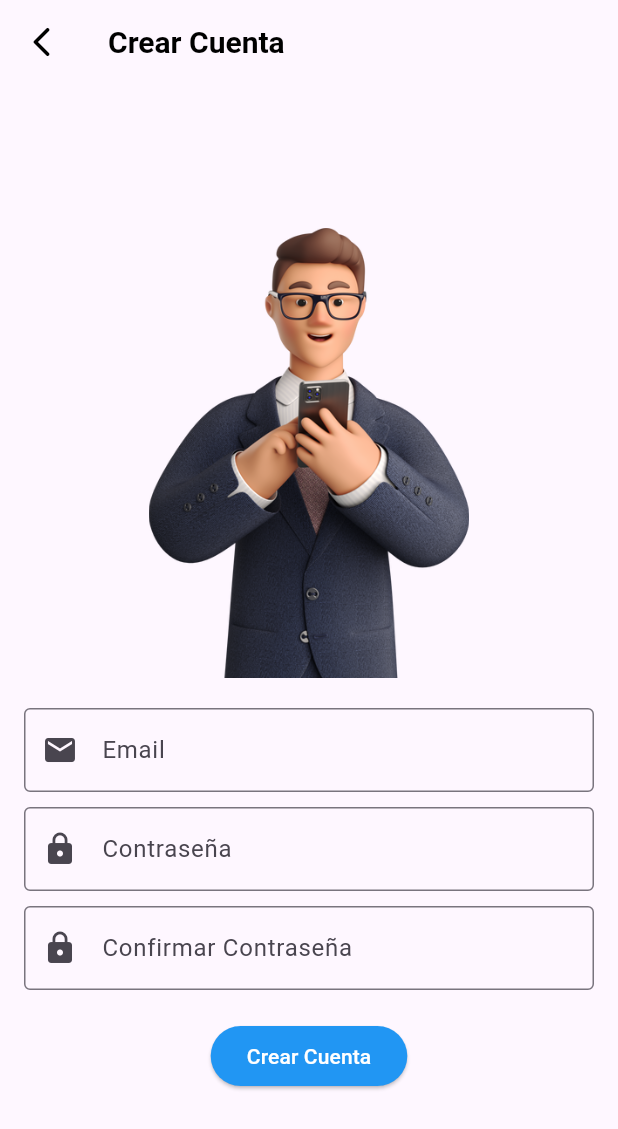
After one commit to AlbertoGorgonio/tecnovigilancia, a Flutter app: the CreatePage screen opened directly, on a phone screen of 412 x 824 dp. The commit adds this screen. Shown: the top 1129 px of the screen. Run offline on Flutter 3.47's test engine with Material 3 defaults, Android fonts, the phone set to English and light mode, and no system bars; our stand-ins replace firebase_auth, firebase_core, firebase_storage, image_picker; accounts and stored records are empty; statements that could not run were skipped.

Commit message:
ajustes 22/05/2024

```diff
--- /dev/null
+++ b/lib/create.dart
@@ -0,0 +1,120 @@
+import 'package:firebase_auth/firebase_auth.dart';
+import 'package:flutter/material.dart';
+
+class CreatePage extends StatefulWidget {
+  @override
+  _CreatePageState createState() => _CreatePageState();
+}
+
+class _CreatePageState extends State<CreatePage> {
+  final TextEditingController _emailController = TextEditingController();
+  final TextEditingController _passwordController = TextEditingController();
+  final TextEditingController _confirmPasswordController = TextEditingController();
+  final FirebaseAuth _auth = FirebaseAuth.instance;
+
+  Future<void> _createAccount() async {
+    if (_passwordController.text.trim() != _confirmPasswordController.text.trim()) {
+      ScaffoldMessenger.of(context).showSnackBar(
+        SnackBar(content: Text('Las contraseñas no coinciden.')),
+      );
+      return;
+    }
+
+    try {
+      UserCredential userCredential = await _auth.createUserWithEmailAndPassword(
+        email: _emailController.text.trim(),
+        password: _passwordController.text.trim(),
+      );
+      if (userCredential.user != null) {
+        ScaffoldMessenger.of(context).showSnackBar(
+          SnackBar(content: Text('Cuenta creada exitosamente.')),
+        );
+        Navigator.pop(context);
+      }
+    } catch (e) {
+      print('Error al crear la cuenta: $e');
+      ScaffoldMessenger.of(context).showSnackBar(
+        SnackBar(content: Text('Error al crear la cuenta.')),
+      );
+    }
+  }
+
+  @override
+  Widget build(BuildContext context) {
+    return Scaffold(
+      appBar: AppBar(
+        leading: IconButton(
+          icon: Icon(Icons.arrow_back_ios_rounded, color: Colors.black),
+          onPressed: () {
+            Navigator.pop(context);
+          },
+        ),
+        title: Text(
+          'Crear Cuenta',
+          style: TextStyle(
+            fontSize: 20,
+            fontWeight: FontWeight.bold,
+            color: Colors.black,
+          ),
+        ),
+        backgroundColor: Colors.transparent,
+        elevation: 0,
+      ),
+      body: Center(
+        child: SingleChildScrollView(
+          padding: EdgeInsets.all(16.0),
+          child: Column(
+            children: [
+              Container(
+                alignment: Alignment.center,
+                child: SizedBox(
+                  width: 300,
+                  height: 300,
+                  child: Image.asset('assets/images/man.png'),
+                ),
+              ),
+              const SizedBox(height: 20),
+              TextField(
+                controller: _emailController,
+                decoration: InputDecoration(
+                  border: OutlineInputBorder(),
+                  labelText: 'Email',
+                  prefixIcon: Icon(Icons.email),
+                ),
+              ),
+              const SizedBox(height: 10),
+              TextField(
+                controller: _passwordController,
+                obscureText: true,
+                decoration: InputDecoration(
+                  border: OutlineInputBorder(),
+                  labelText: 'Contraseña',
+                  prefixIcon: Icon(Icons.lock),
+                ),
+              ),
+              const SizedBox(height: 10),
+              TextField(
+                controller: _confirmPasswordController,
+                obscureText: true,
+                decoration: InputDecoration(
+                  border: OutlineInputBorder(),
+                  labelText: 'Confirmar Contraseña',
+                  prefixIcon: Icon(Icons.lock),
+                ),
+              ),
+              const SizedBox(height: 20),
+              ElevatedButton(
+                onPressed: _createAccount,
+                style: ElevatedButton.styleFrom(
+                  foregroundColor: Colors.white,
+                  backgroundColor: Colors.blue,
+                ),
+                child: Text('Crear Cuenta'),
+              ),
+            ],
+          ),
+        ),
+      ),
+    );
+  }
+}
--- a/pubspec.yaml
+++ b/pubspec.yaml
@@ -37,6 +37,8 @@ dependencies:
   cupertino_icons: ^1.0.6
   firebase_auth: ^4.19.5
   firebase_core: ^2.31.0
+  firebase_storage: ^11.7.5
+  image_picker: ^1.1.1
 
 dev_dependencies:
   flutter_test:
```
Also changed, not shown: lib/fivepage.dart (+51 -5 lines), lib/forgot.dart (added, +93 -0 lines), lib/login.dart (+15 -7 lines), lib/secondpage.dart (+9 -3 lines), assets/images/man.png (added), assets/images/wom.png (added), pubspec.lock, 5 other files.
